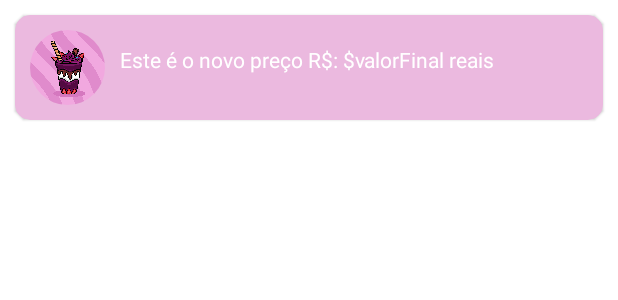
After one commit to william-mateus/Descontos_no_acai, an Android app: the layout custom_snackbar.xml on its own in the app's theme, with its tools: preview values and no code run, on a phone screen of 412 x 824 dp. The commit adds this screen. Shown: the top 300 px of the screen. Run offline under Robolectric (Android 15) with nearby library versions, the phone set to English and light mode, and no system bars.

Commit message:
foi adicionado uma custom Snackbar

```diff
--- a/app/build.gradle
+++ b/app/build.gradle
@@ -43,4 +43,7 @@ dependencies {
     testImplementation 'junit:junit:4.13.2'
     androidTestImplementation 'androidx.test.ext:junit:1.1.3'
     androidTestImplementation 'androidx.test.espresso:espresso-core:3.4.0'
+    /// implementa snackbar custom
+    implementation 'com.google.android.material:material:1.2.0-alpha06'
+    implementation 'de.hdodenhof:circleimageview:2.2.0'
 }
--- /dev/null
+++ b/app/src/main/res/drawable/erro.xml
@@ -0,0 +1,5 @@
+<vector android:height="24dp" android:tint="#FFFFFF"
+    android:viewportHeight="24" android:viewportWidth="24"
+    android:width="24dp" xmlns:android="http://schemas.android.com/apk/res/android">
+    <path android:fillColor="@color/black" android:pathData="M11,15h2v2h-2zM11,7h2v6h-2zM11.99,2C6.47,2 2,6.48 2,12s4.47,10 9.99,10C17.52,22 22,17.52 22,12S17.52,2 11.99,2zM12,20c-4.42,0 -8,-3.58 -8,-8s3.58,-8 8,-8 8,3.58 8,8 -3.58,8 -8,8z"/>
+</vector>
--- /dev/null
+++ b/app/src/main/res/layout/custom_snackbar.xml
@@ -0,0 +1,33 @@
+<?xml version="1.0" encoding="utf-8"?>
+<com.google.android.material.card.MaterialCardView xmlns:android="http://schemas.android.com/apk/res/android"
+    xmlns:app="http://schemas.android.com/apk/res-auto"
+    android:layout_margin="10dp"
+    android:layout_width="match_parent"
+    android:layout_height="70dp"
+    app:cardCornerRadius="10dp"
+    android:padding="10dp"
+    app:cardBackgroundColor="@color/purple_500">
+
+    <RelativeLayout
+        android:layout_width="match_parent"
+        android:layout_height="match_parent">
+
+        <de.hdodenhof.circleimageview.CircleImageView
+            android:id="@+id/profilr_pic"
+            android:layout_width="50dp"
+            android:layout_height="50dp"
+            android:src="@drawable/icon"
+            android:layout_margin="10dp" />
+
+        <TextView
+            android:id="@+id/textSnackbar"
+            android:textColor="@color/white"
+            android:layout_marginTop="20dp"
+            android:layout_toEndOf="@id/profilr_pic"
+            android:layout_width="wrap_content"
+            android:layout_height="wrap_content"
+            android:text="Este é o novo preço R$: $valorFinal reais" />
+    </RelativeLayout>
+
+
+</com.google.android.material.card.MaterialCardView>
--- a/app/src/main/res/values/colors.xml
+++ b/app/src/main/res/values/colors.xml
@@ -8,4 +8,5 @@
     <color name="black">#FF000000</color>
     <color name="white">#FFFFFFFF</color>
     <color name="red">#FF0000</color>
+    <color name="snackbar">#590078</color>
 </resources>
```
Also changed, not shown: app/src/main/AndroidManifest.xml (+6 -6 lines), app/src/main/java/br/com/willaimsilva/appdanet/MainActivity.kt (+40 -33 lines), app/src/main/res/drawable/icon.jpg (added), app/src/main/res/drawable/icon_easteegg.png (added).
